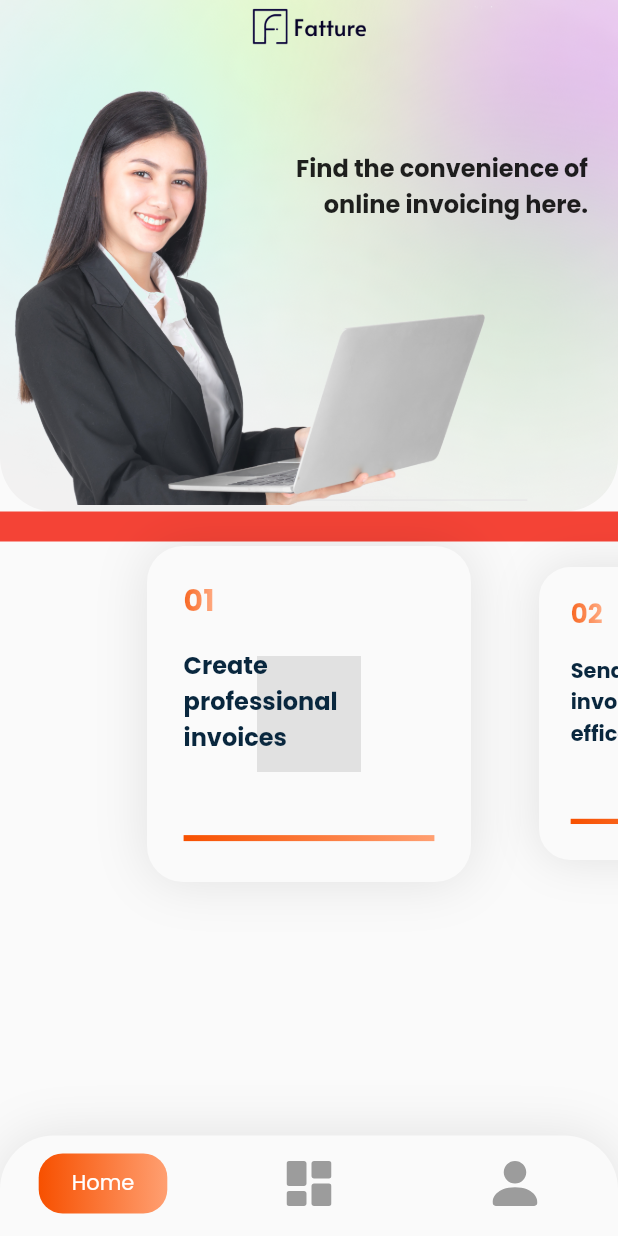
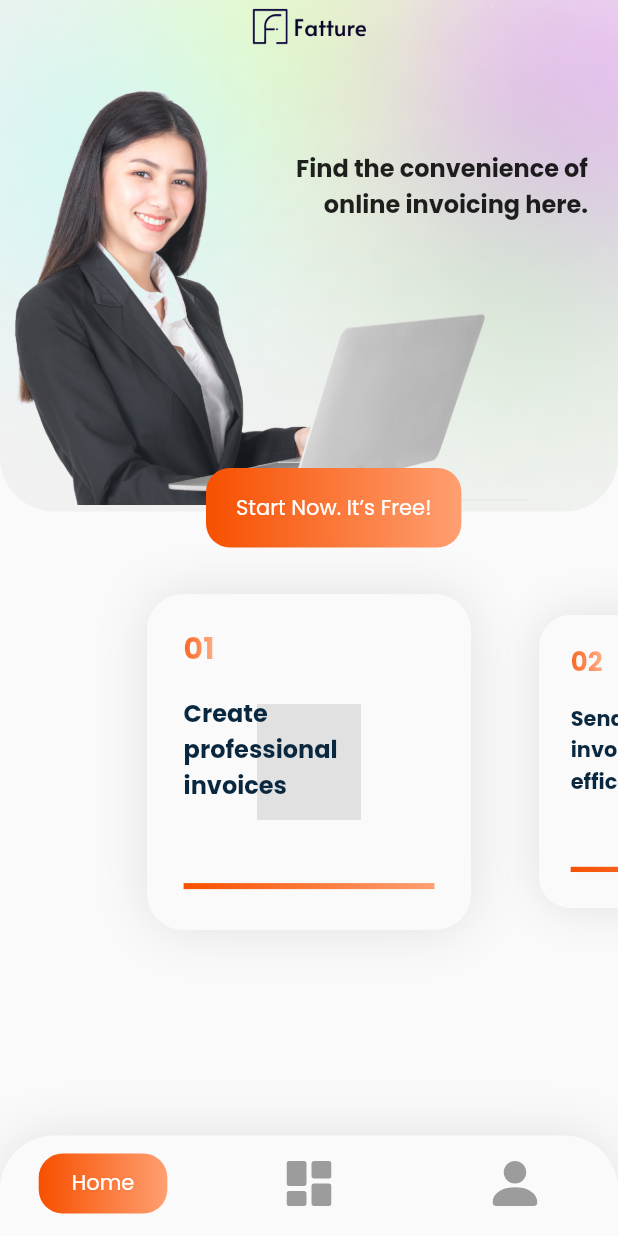
Before and after one commit to Generate-Invoice-System-35/Flutter, a Flutter app: the screen it shows after launch, on a phone screen of 412 x 824 dp. Run offline on Flutter 3.47's test engine with Material 2 defaults, Android fonts, the phone set to English and light mode, and no system bars; drawn by our look-alikes of carousel_slider; our stand-ins replace dio, flutter_svg, shared_preferences.

Commit message:
wip main page

```diff
--- a/lib/screens/main_screen.dart
+++ b/lib/screens/main_screen.dart
@@ -24,13 +24,8 @@ class _MainScreenState extends State<MainScreen> {
       body: SingleChildScrollView(
         child: Column(
           children: [
-            HomeHeader(),
-            Container(
-              width: double.infinity,
-              height: 20,
-              color: Colors.red,
-            ),
-            HomeCarousel(),
+            const HomeHeader(),
+            const HomeCarousel(),
             SizedBox(
               height: 200,
             ),
--- a/lib/widgets/home_header.dart
+++ b/lib/widgets/home_header.dart
@@ -1,8 +1,5 @@
 import 'package:flutter/material.dart';
-import 'package:flutter/src/foundation/key.dart';
-import 'package:flutter/src/widgets/framework.dart';
 import 'package:flutter_capstone_project/utils/color.constant.dart';
-import 'package:flutter_svg/svg.dart';
 
 class HomeHeader extends StatelessWidget {
   const HomeHeader({Key? key}) : super(key: key);
@@ -10,6 +7,7 @@ class HomeHeader extends StatelessWidget {
   @override
   Widget build(BuildContext context) {
     return Container(
+      margin: const EdgeInsets.only(bottom: 52),
       decoration: BoxDecoration(
         color: ColorConstant.homeHeaderBg,
         image: const DecorationImage(
@@ -27,8 +25,9 @@ class HomeHeader extends StatelessWidget {
       width: double.infinity,
       child: SafeArea(
         child: Stack(
-          children: const [
-            Align(
+          clipBehavior: Clip.none,
+          children: [
+            const Align(
               alignment: Alignment.topCenter,
               child: Image(
                 image: AssetImage(
@@ -38,7 +37,7 @@ class HomeHeader extends StatelessWidget {
                 width: 86,
               ),
             ),
-            Positioned(
+            const Positioned(
               child: Image(
                 image: AssetImage(
                   "assets/images/business-person.png",
@@ -47,7 +46,7 @@ class HomeHeader extends StatelessWidget {
                 width: 330,
               ),
             ),
-            Positioned(
+            const Positioned(
               top: 100,
               right: 0,
               child: Padding(
@@ -62,6 +61,24 @@ class HomeHeader extends StatelessWidget {
                 ),
               ),
             ),
+            Positioned(
+              bottom: -24,
+              left: MediaQuery.of(context).size.width / 3,
+              child: GestureDetector(
+                onTap: () {},
+                child: Container(
+                  padding: const EdgeInsets.symmetric(horizontal: 20, vertical: 16),
+                  decoration: BoxDecoration(
+                      gradient: ColorConstant.orangeGradient,
+                      borderRadius: const BorderRadius.all(Radius.circular(16))),
+                  child: const Text(
+                    "Start Now. It’s Free!",
+                    style:
+                        TextStyle(color: Colors.white, fontSize: 14, fontWeight: FontWeight.w400),
+                  ),
+                ),
+              ),
+            ),
           ],
         ),
       ),
```
